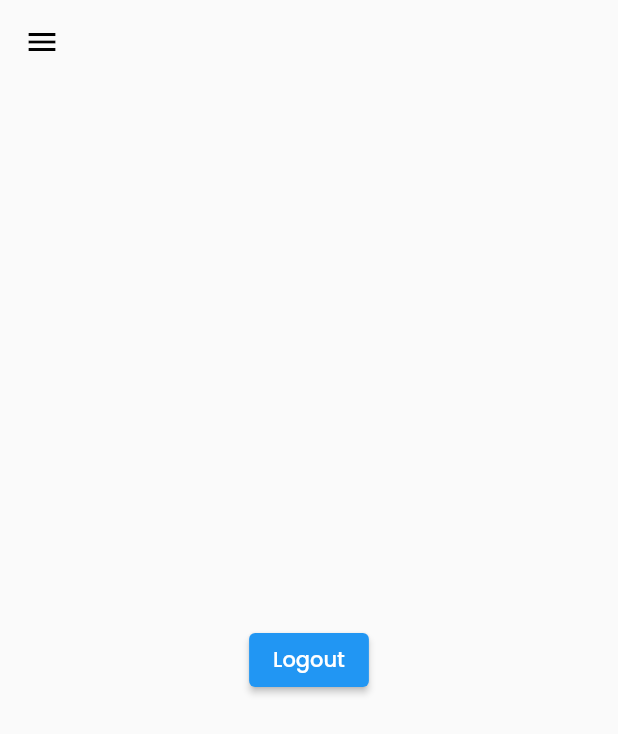
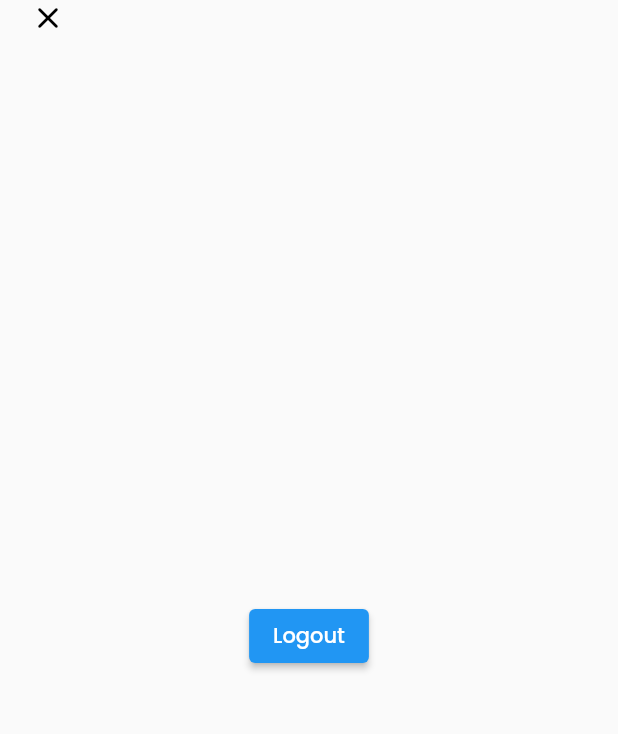
Before and after one commit to dexterTalha/d_cart_admin, a Flutter app: the DashboardScreen screen opened by its route, on a phone screen of 412 x 824 dp. Shown: the top 734 px of the screen. Run offline on Flutter 3.47's test engine with Material 2 defaults, Android fonts, the light colour scheme and no system bars; our stand-ins replace firebase_auth, firebase_core, go_router, rive; accounts and stored records are empty; generated files the repository leaves out were written again; network calls fail.

Commit message:
side menu, animation after collapsing stable

```diff
--- a/lib/main.dart
+++ b/lib/main.dart
@@ -1,4 +1,6 @@
+import 'package:d_cart_admin/providers/dashboard_provider.dart';
 import 'package:d_cart_admin/providers/login_provider.dart';
+import 'package:d_cart_admin/screens/dashboard.dart';
 import 'package:d_cart_admin/screens/login_screen.dart';
 import 'package:d_cart_admin/utils/my_routes.dart';
 import 'package:flutter/material.dart';
@@ -23,6 +25,7 @@ class MyApp extends StatelessWidget {
     return MultiProvider(
       providers: [
         ChangeNotifierProvider(create: (_) => LoginProvider()),
+        ChangeNotifierProvider(create: (_) => DashboardProvider()),
       ],
       child: MaterialApp.router(
         theme: ThemeData(fontFamily: "Poppins"),
--- /dev/null
+++ b/lib/providers/dashboard_provider.dart
@@ -0,0 +1,20 @@
+import 'package:flutter/material.dart';
+
+class DashboardProvider with ChangeNotifier {
+  bool _isDrawerExpanded = true;
+  bool _isMobileDrawerOpen = false;
+
+  bool get isDrawerExpanded => _isDrawerExpanded;
+  bool get isMobileDrawerOpen => _isMobileDrawerOpen;
+
+  void toggleExpansion({bool? value}) {
+    print("DASHBOARD");
+    _isDrawerExpanded = value ?? !_isDrawerExpanded;
+    notifyListeners();
+  }
+
+  void toggleMobileExpansion({bool? value}) {
+    _isMobileDrawerOpen = value ?? !_isMobileDrawerOpen;
+    notifyListeners();
+  }
+}
--- a/lib/screens/dashboard.dart
+++ b/lib/screens/dashboard.dart
@@ -1,6 +1,8 @@
+import 'package:d_cart_admin/providers/dashboard_provider.dart';
 import 'package:d_cart_admin/providers/login_provider.dart';
 import 'package:flutter/material.dart';
 import 'package:go_router/go_router.dart';
+import 'package:provider/provider.dart';
 
 import '../utils/my_routes.dart';
 import '../utils/responsive_builder.dart';
@@ -31,29 +33,45 @@ class _DashboardScreenState extends State<DashboardScreen> {
   @override
   Widget build(BuildContext context) {
     final size = MediaQuery.of(context).size;
+    return Consumer<DashboardProvider>(
+      builder: (_, ref, child) {
         return Scaffold(
           primary: true,
-      appBar: AppBar(
-        backgroundColor: Colors.transparent,
-        elevation: 0,
-        leading: GestureDetector(
-          onTap: () {
-            if (_scaffoldKey.currentState != null) {
-              if (_scaffoldKey.currentState!.isDrawerOpen) {
-                _scaffoldKey.currentState!.closeDrawer();
-              } else {
-                _scaffoldKey.currentState!.openDrawer();
-              }
-            } else {
-              print("hi");
-            }
-          },
-          child: Icon(
-            Icons.menu,
-            color: Colors.black,
-          ),
-        ),
-      ),
+          // appBar: AppBar(
+          //   backgroundColor: Colors.transparent,
+          //   elevation: 0,
+          //   leading: GestureDetector(
+          //     onTap: () {
+          //       if (_scaffoldKey.currentState != null) {
+          //         if (_scaffoldKey.currentState!.isDrawerOpen) {
+          //           _scaffoldKey.currentState!.closeDrawer();
+          //         } else {
+          //           _scaffoldKey.currentState!.openDrawer();
+          //         }
+          //         ref.toggleMobileExpansion(value: _scaffoldKey.currentState!.isDrawerOpen);
+          //       } else {
+          //         ref.toggleExpansion();
+          //       }
+          //     },
+          //     child: Row(
+          //       children: [
+          //         Visibility(
+          //           visible: _scaffoldKey.currentState != null ? true : ref.isDrawerExpanded,
+          //           child: Container(
+          //             width: 20,
+          //             color: Colors.green,
+          //           ),
+          //         ),
+          //         Icon(
+          //           _scaffoldKey.currentState != null
+          //               ? (ref.isMobileDrawerOpen ? Icons.close_rounded : Icons.menu)
+          //               : (ref.isDrawerExpanded ? Icons.close_rounded : Icons.menu),
+          //           color: Colors.black,
+          //         ),
+          //       ],
+          //     ),
+          //   ),
+          // ),
           body: ResponsiveBuilder(
             mobile: Scaffold(
               key: _scaffoldKey,
@@ -63,21 +81,98 @@ class _DashboardScreenState extends State<DashboardScreen> {
                   child: drawerWidget(),
                 ),
               ),
-          body: logoutButton(),
+              body: Column(
+                children: [
+                  GestureDetector(
+                    onTap: () {
+                      if (_scaffoldKey.currentState != null) {
+                        if (_scaffoldKey.currentState!.isDrawerOpen) {
+                          _scaffoldKey.currentState!.closeDrawer();
+                        } else {
+                          _scaffoldKey.currentState!.openDrawer();
+                        }
+                        ref.toggleMobileExpansion(value: _scaffoldKey.currentState!.isDrawerOpen);
+                      }
+                    },
+                    child: Row(
+                      children: [
+                        Visibility(
+                          visible: true,
+                          child: Container(
+                            width: 20,
+                            color: Colors.green,
                           ),
-        tablet: webDashboard(),
-        web: webDashboard(),
                         ),
+                        Icon(
+                          _scaffoldKey.currentState != null
+                              ? (ref.isMobileDrawerOpen ? Icons.close_rounded : Icons.menu)
+                              : (ref.isDrawerExpanded ? Icons.close_rounded : Icons.menu),
+                          color: Colors.black,
+                        ),
+                      ],
+                    ),
+                  ),
+                  Expanded(child: logoutButton()),
+                ],
+              ),
+            ),
+            tablet: webDashboard(ref.isDrawerExpanded, size, ref),
+            web: webDashboard(ref.isDrawerExpanded, size, ref),
+          ),
+        );
+      },
     );
   }
 
-  Widget webDashboard() {
-    return Row(
+  Widget webDashboard(bool expanded, Size size, DashboardProvider ref) {
+    return Column(
       children: [
-        Expanded(flex: 1, child: drawerWidget()),
+        GestureDetector(
+          onTap: () {
+            if (_scaffoldKey.currentState != null) {
+              if (_scaffoldKey.currentState!.isDrawerOpen) {
+                _scaffoldKey.currentState!.closeDrawer();
+              } else {
+                _scaffoldKey.currentState!.openDrawer();
+              }
+              ref.toggleMobileExpansion(value: _scaffoldKey.currentState!.isDrawerOpen);
+            } else {
+              ref.toggleExpansion();
+            }
+          },
+          child: Row(
+            children: [
+              Visibility(
+                visible: _scaffoldKey.currentState != null ? true : ref.isDrawerExpanded,
+                child: Container(
+                  width: 100,
+                  color: Colors.green,
+                ),
+              ),
+              Icon(
+                _scaffoldKey.currentState != null
+                    ? (ref.isMobileDrawerOpen ? Icons.close_rounded : Icons.menu)
+                    : (ref.isDrawerExpanded ? Icons.close_rounded : Icons.menu),
+                color: Colors.black,
+              ),
+            ],
+          ),
+        ),
         Expanded(
-          flex: 14,
+          child: Row(
+            children: [
+              AnimatedContainer(
+                width: expanded ? size.width * 0.2 : 100,
+                duration: const Duration(
+                  milliseconds: 300,
+                ),
+                child: drawerWidget(),
+              ),
+              Expanded(
                 child: logoutButton(),
+              ),
+            ],
+          ),
         ),
       ],
     );
```
Lines whose indentation alone changed are shown as unchanged.
